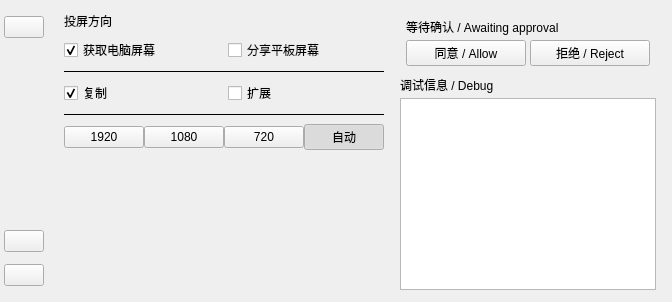
Above: Furina/mainwindow.ui from HuTaoUnknow/Fukaros-Furina before the change. Below: the same form after it.
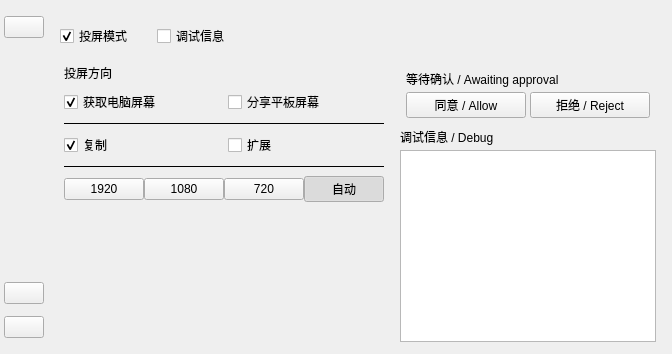
That is the form after the change. Icons and pictures are not drawn.

Commit message: Release unified 0.4.14 with portrait UI and oriented extension

What changed in the file:
```diff
--- a/Furina/mainwindow.ui
+++ b/Furina/mainwindow.ui
@@ -139,7 +139,7 @@
     </item>
     <item>
      <widget class="QWidget" name="contentPanel">
-      <layout class="QVBoxLayout" name="contentLayout" stretch="1,0">
+      <layout class="QVBoxLayout" name="contentLayout" stretch="1,0,0,0,0">
        <property name="leftMargin">
         <number>0</number>
        </property>
@@ -176,6 +176,112 @@
          </layout>
         </widget>
        </item>
+       <item>
+        <widget class="QWidget" name="portraitToolbar">
+         <layout class="QHBoxLayout" name="portraitToolbarLayout">
+          <property name="leftMargin">
+           <number>12</number>
+          </property>
+          <property name="rightMargin">
+           <number>12</number>
+          </property>
+          <property name="topMargin">
+           <number>10</number>
+          </property>
+          <property name="bottomMargin">
+           <number>10</number>
+          </property>
+          <property name="spacing">
+           <number>12</number>
+          </property>
+          <item>
+           <spacer name="portraitToolSpacer">
+            <property name="orientation">
+             <enum>Qt::Horizontal</enum>
+            </property>
+            <property name="sizeHint" stdset="0">
+             <size>
+              <width>40</width>
+              <height>0</height>
+             </size>
+            </property>
+           </spacer>
+          </item>
+         </layout>
+        </widget>
+       </item>
+       <item>
+        <widget class="QWidget" name="portraitConsentHost">
+         <layout class="QVBoxLayout" name="portraitConsentLayout">
+          <property name="leftMargin">
+           <number>12</number>
+          </property>
+          <property name="rightMargin">
+           <number>12</number>
+          </property>
+          <property name="topMargin">
+           <number>0</number>
+          </property>
+          <property name="bottomMargin">
+           <number>0</number>
+          </property>
+          <property name="spacing">
+           <number>0</number>
+          </property>
+         </layout>
+        </widget>
+       </item>
+       <item>
+        <widget class="QWidget" name="portraitTabs">
+         <layout class="QHBoxLayout" name="portraitTabsLayout">
+          <property name="leftMargin">
+           <number>12</number>
+          </property>
+          <property name="rightMargin">
+           <number>12</number>
+          </property>
+          <property name="topMargin">
+           <number>4</number>
+          </property>
+          <property name="bottomMargin">
+           <number>4</number>
+          </property>
+          <property name="spacing">
+           <number>24</number>
+          </property>
+          <item>
+           <widget class="QCheckBox" name="showCasting">
+            <property name="text">
+             <string>投屏模式</string>
+            </property>
+            <property name="checked">
+             <bool>true</bool>
+            </property>
+           </widget>
+          </item>
+          <item>
+           <widget class="QCheckBox" name="showDebug">
+            <property name="text">
+             <string>调试信息</string>
+            </property>
+           </widget>
+          </item>
+          <item>
+           <spacer name="portraitTabsSpacer">
+            <property name="orientation">
+             <enum>Qt::Horizontal</enum>
+            </property>
+            <property name="sizeHint" stdset="0">
+             <size>
+              <width>20</width>
+              <height>0</height>
+             </size>
+            </property>
+           </spacer>
+          </item>
+         </layout>
+        </widget>
+       </item>
        <item>
         <widget class="QWidget" name="bottomPanel">
          <property name="minimumHeight">
```
The commit also changes 41 other files.
